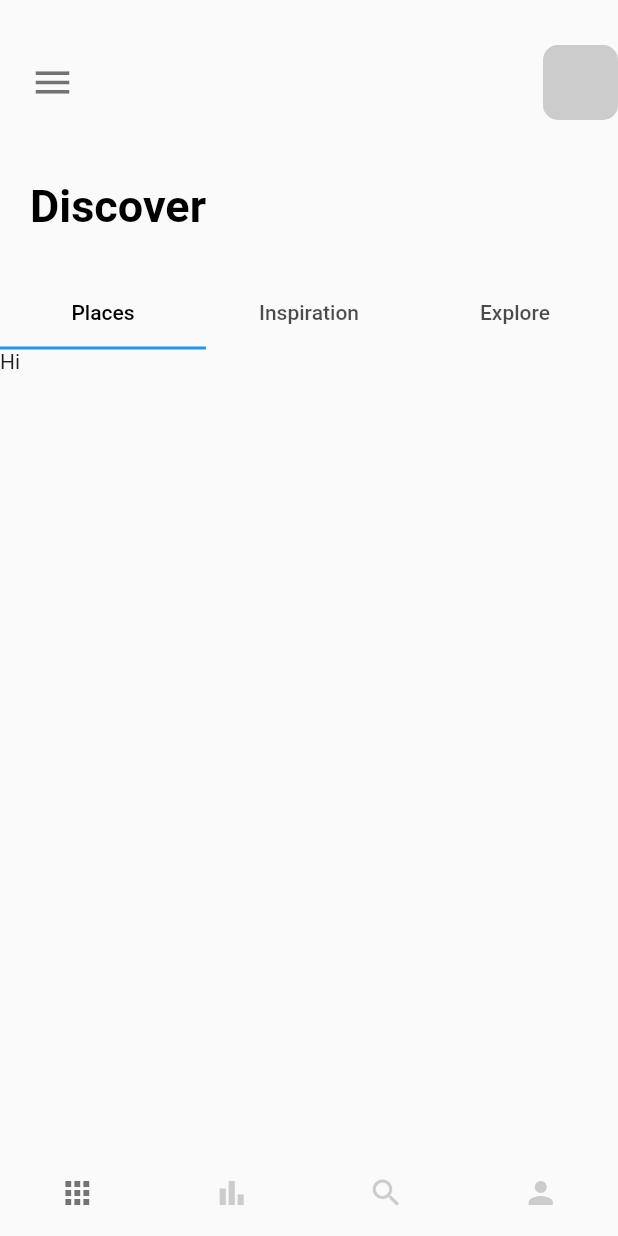
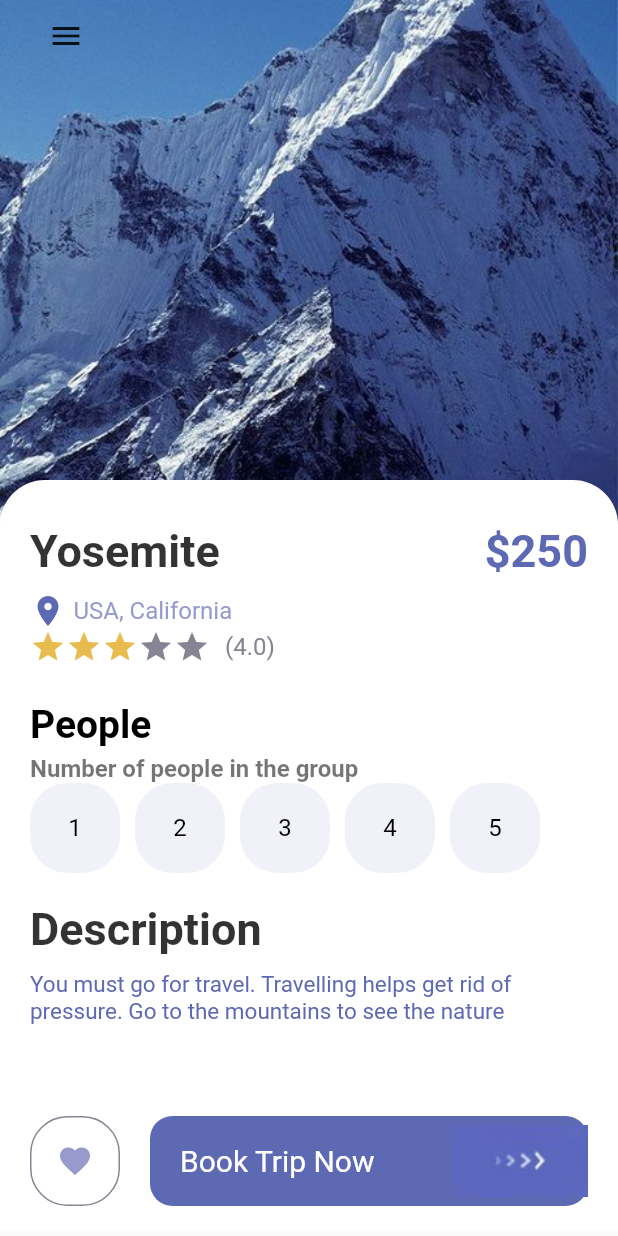
Before and after one commit to Datsede04/travel_app, a Flutter app: the screen it shows after launch, on a phone screen of 412 x 824 dp. Run offline on Flutter 3.47's test engine with Material 2 defaults, Android fonts, the phone set to English and light mode, and no system bars.

Commit message:
detail page is added to the project

```diff
--- a/lib/main.dart
+++ b/lib/main.dart
@@ -1,4 +1,5 @@
 import 'package:flutter/material.dart';
+import 'package:travel_app/pages/nav_pages/detail_pages.dart';
 import 'package:travel_app/pages/nav_pages/main_page.dart';
 import 'package:travel_app/pages/welcome_page.dart';
 
@@ -18,6 +19,6 @@ class MyApp extends StatelessWidget {
         theme: ThemeData(
           primarySwatch: Colors.blue,
         ),
-        home: const MainPage());
+        home: DetailPage());
   }
 }
--- /dev/null
+++ b/lib/pages/nav_pages/detail_pages.dart
@@ -0,0 +1,207 @@
+import 'package:flutter/material.dart';
+import 'package:flutter/src/foundation/key.dart';
+import 'package:flutter/src/widgets/framework.dart';
+import 'package:travel_app/misc/colors.dart';
+import 'package:travel_app/widgets/appbutton.dart';
+import 'package:travel_app/widgets/customButton.dart';
+import 'package:travel_app/widgets/text.dart';
+
+class DetailPage extends StatefulWidget {
+  const DetailPage({Key? key}) : super(key: key);
+
+  @override
+  State<DetailPage> createState() => _DetailPageState();
+}
+
+class _DetailPageState extends State<DetailPage> {
+  int selectedIndex = -1;
+  int _stars = 3;
+  @override
+  Widget build(BuildContext context) {
+    return Scaffold(
+      body: Container(
+          width: double.maxFinite,
+          height: double.maxFinite,
+          child: Stack(
+            children: [
+              Positioned(
+                left: 0,
+                right: 0,
+                child: Container(
+                  width: double.maxFinite,
+                  height: 350,
+                  decoration: const BoxDecoration(
+                    image: DecorationImage(
+                        image: AssetImage("img/mountain.jpeg"),
+                        fit: BoxFit.cover),
+                  ),
+                ),
+              ),
+              Positioned(
+                  left: 20,
+                  right: 70,
+                  child: Row(
+                    mainAxisAlignment: MainAxisAlignment.spaceBetween,
+                    children: [
+                      IconButton(onPressed: () {}, icon: Icon(Icons.menu)),
+                    ],
+                  )),
+              Positioned(
+                top: 320,
+                child: Container(
+                  padding: const EdgeInsets.only(left: 20, right: 20, top: 30),
+                  width: MediaQuery.of(context).size.width,
+                  height: 500,
+                  decoration: const BoxDecoration(
+                    color: Colors.white,
+                    borderRadius: BorderRadius.only(
+                        topRight: Radius.circular(30),
+                        topLeft: Radius.circular(30)),
+                  ),
+                  child: Column(
+                      crossAxisAlignment: CrossAxisAlignment.start,
+                      children: [
+                        Row(
+                          mainAxisAlignment: MainAxisAlignment.spaceBetween,
+                          children: [
+                            AppText(
+                              text: "Yosemite",
+                              color: Colors.black54.withOpacity(0.8),
+                              fontWeight: FontWeight.bold,
+                            ),
+                            AppText(
+                              text: "\$250",
+                              color: AppColors.mainColor,
+                              fontWeight: FontWeight.bold,
+                            )
+                          ],
+                        ),
+                        const SizedBox(
+                          height: 10,
+                        ),
+                        Row(
+                          children: [
+                            Icon(Icons.location_on, color: AppColors.mainColor),
+                            const SizedBox(
+                              width: 5,
+                            ),
+                            AppText(
+                              text: "USA, California",
+                              size: 16,
+                              color: AppColors.textColor1,
+                            )
+                          ],
+                        ),
+                        Row(
+                          children: [
+                            Wrap(
+                              children: List.generate(
+                                  5,
+                                  (index) => Icon(
+                                        Icons.star,
+                                        color: _stars > index
+                                            ? AppColors.starColor
+                                            : AppColors.textColor2,
+                                      )),
+                            ),
+                            const SizedBox(width: 10),
+                            AppText(
+                              text: "(4.0)",
+                              size: 16,
+                              color: AppColors.textColor2,
+                            ),
+                          ],
+                        ),
+                        const SizedBox(
+                          height: 25,
+                        ),
+                        AppText(
+                          text: "People",
+                          color: Colors.black,
+                          size: 26,
+                          fontWeight: FontWeight.bold,
+                        ),
+                        const SizedBox(
+                          height: 5,
+                        ),
+                        AppText(
+                          text: "Number of people in the group",
+                          size: 16,
+                          fontWeight: FontWeight.bold,
+                        ),
+                        Wrap(
+                          children: List.generate(
+                              5,
+                              (index) => InkWell(
+                                    onTap: () {
+                                      setState(() {
+                                        selectedIndex = index;
+                                      });
+                                    },
+                                    child: Container(
+                                      margin: const EdgeInsets.only(right: 10),
+                                      child: AppButton(
+                                        size: 50,
+                                        color: selectedIndex == index
+                                            ? Colors.white
+                                            : Colors.black,
+                                        borderColor: selectedIndex == index
+                                            ? Colors.black
+                                            : AppColors.buttonBackground,
+                                        backgroundColor: selectedIndex == index
+                                            ? Colors.black
+                                            : AppColors.buttonBackground,
+                                        isIcon: false,
+                                        text: (index + 1).toString(),
+                                      ),
+                                    ),
+                                  )),
+                        ),
+                        const SizedBox(
+                          height: 20,
+                        ),
+                        AppText(
+                          text: "Description",
+                          fontWeight: FontWeight.bold,
+                          color: Colors.black.withOpacity(0.8),
+                        ),
+                        const SizedBox(
+                          height: 10,
+                        ),
+                        AppText(
+                          text:
+                              "You must go for travel. Travelling helps get rid of pressure. Go to the mountains to see the nature",
+                          size: 15,
+                          color: AppColors.mainColor,
+                        ),
+                        const SizedBox(
+                          height: 20,
+                        ),
+                      ]),
+                ),
+              ),
+              Positioned(
+                  bottom: 20,
+                  left: 20,
+                  right: 20,
+                  child: Row(
+                    mainAxisAlignment: MainAxisAlignment.center,
+                    children: [
+                      AppButton(
+                          color: AppColors.textColor1,
+                          size: 60,
+                          backgroundColor: Colors.white,
+                          borderColor: AppColors.textColor2,
+                          isIcon: true,
+                          icon: Icons.favorite),
+                      const SizedBox(width: 20),
+                      CustomButton(
+                        isResponsive: true,
+                      )
+                    ],
+                  ))
+            ],
+          )),
+    );
+  }
+}
--- a/lib/pages/nav_pages/main_page.dart
+++ b/lib/pages/nav_pages/main_page.dart
@@ -1,7 +1,4 @@
 import 'package:flutter/material.dart';
-import 'package:flutter/src/foundation/key.dart';
-import 'package:flutter/src/widgets/framework.dart';
-import 'package:travel_app/misc/colors.dart';
 import 'package:travel_app/pages/nav_pages/bar_item_page.dart';
 import 'package:travel_app/pages/nav_pages/home_page.dart';
 import 'package:travel_app/pages/nav_pages/my_page.dart';
--- /dev/null
+++ b/lib/widgets/appbutton.dart
@@ -0,0 +1,52 @@
+import "package:flutter/material.dart";
+import 'package:travel_app/widgets/text.dart';
+
+import '../misc/colors.dart';
+
+class AppButton extends StatelessWidget {
+  final Color color;
+  IconData? icon;
+  final Color backgroundColor;
+  double size;
+  final Color borderColor;
+  String? text;
+  bool? isIcon;
+
+  AppButton(
+      {Key? key,
+      this.isIcon = false,
+      this.text,
+      this.icon,
+      required this.color,
+      required this.size,
+      required this.backgroundColor,
+      required this.borderColor})
+      : super(key: key);
+
+  @override
+  Widget build(BuildContext context) {
+    return Container(
+      width: 60,
+      height: 60,
+      decoration: BoxDecoration(
+          border: Border.all(
+            color: borderColor,
+            width: 1.0,
+          ),
+          borderRadius: BorderRadius.circular(25),
+          color: backgroundColor),
+      child: isIcon == false
+          ? Center(
+              child: AppText(
+              text: text!,
+              size: 16,
+              color: color,
+            ))
+          : Center(
+              child: Icon(
+              icon,
+              color: color,
+            )),
+    );
+  }
+}
--- a/lib/widgets/customButton.dart
+++ b/lib/widgets/customButton.dart
@@ -1,24 +1,44 @@
 import 'package:flutter/cupertino.dart';
+import 'package:flutter/material.dart';
 import 'package:flutter/src/foundation/key.dart';
 import 'package:flutter/src/widgets/framework.dart';
 import 'package:travel_app/misc/colors.dart';
+import 'package:travel_app/widgets/text.dart';
 
 class CustomButton extends StatelessWidget {
   double? width;
   bool? isResponsive;
 
-  CustomButton({Key? key, this.width, this.isResponsive}) : super(key: key);
+  CustomButton({Key? key, this.width = 120, this.isResponsive})
+      : super(key: key);
 
   @override
   Widget build(BuildContext context) {
-    return Container(
-      width: width,
-      height: 60,
-      decoration: BoxDecoration(
-          borderRadius: BorderRadius.circular(15), color: AppColors.mainColor),
-      child: Row(
-          mainAxisAlignment: MainAxisAlignment.center,
-          children: [Image.asset("img/button-one.png")]),
+    return Flexible(
+      child: Container(
+        width: isResponsive == true ? double.maxFinite : width,
+        height: 60,
+        decoration: BoxDecoration(
+            borderRadius: BorderRadius.circular(15),
+            color: AppColors.mainColor),
+        child: Row(
+            mainAxisAlignment: isResponsive == true
+                ? MainAxisAlignment.spaceBetween
+                : MainAxisAlignment.center,
+            children: [
+              isResponsive == true
+                  ? Container(
+                      margin: const EdgeInsets.only(left: 20),
+                      child: AppText(
+                        text: "Book Trip Now",
+                        color: Colors.white,
+                        size: 20,
+                      ),
+                    )
+                  : Container(),
+              Image.asset("img/button-one.png")
+            ]),
+      ),
     );
   }
 }
--- a/pubspec.yaml
+++ b/pubspec.yaml
@@ -34,6 +34,9 @@ dependencies:
   # The following adds the Cupertino Icons font to your application.
   # Use with the CupertinoIcons class for iOS style icons.
   cupertino_icons: ^1.0.2
+  bloc:
+  flutter_bloc:
+  equatable:
 
 dev_dependencies:
   flutter_test:
```
Also changed, not shown: lib/pages/nav_pages/home_page.dart (+113 -7 lines), lib/widgets/card.dart (added, +23 -0 lines), lib/cubit/app_cubit_states.dart (added), pubspec.lock.
